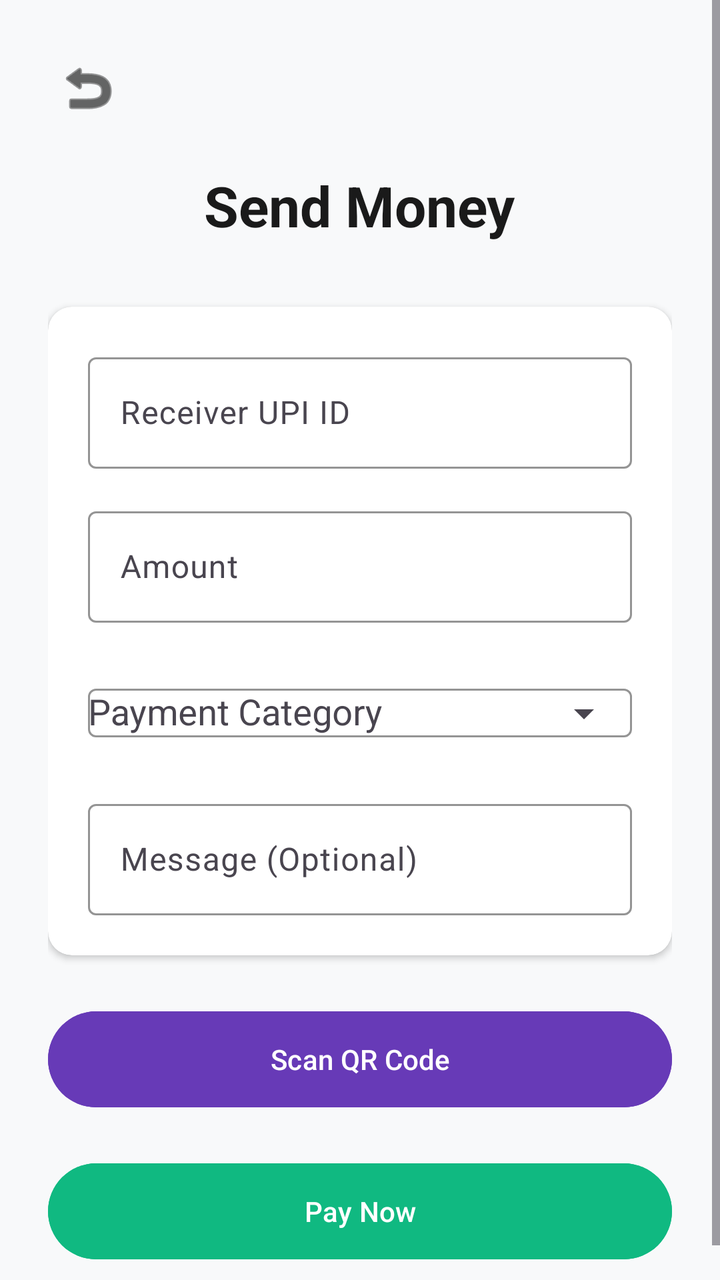
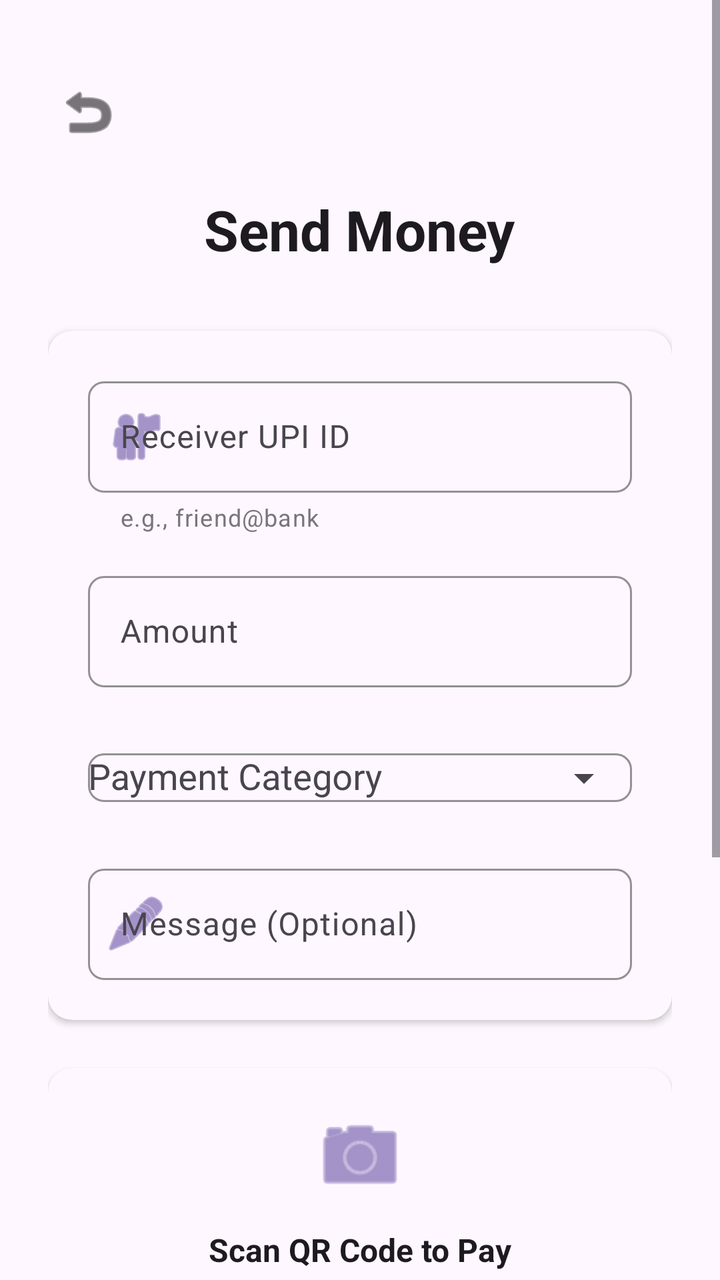

Before-and-after screenshots of an Android layout around one commit, followed by the original layout XML and the change that was made.
<!-- AndroidManifest.xml: application theme Theme.UPIApp -->
<!-- res/layout/activity_send_money.xml -->
<?xml version="1.0" encoding="utf-8"?>
<ScrollView xmlns:android="http://schemas.android.com/apk/res/android"
    xmlns:app="http://schemas.android.com/apk/res-auto"
    android:layout_width="match_parent"
    android:layout_height="match_parent"
    android:fillViewport="true"
    android:background="#F8F9FA">

    <LinearLayout
        android:layout_width="match_parent"
        android:layout_height="wrap_content"
        android:orientation="vertical"
        android:padding="24dp"
        android:gravity="center_horizontal">

        
        <ImageButton
            android:id="@+id/btn_back"
            android:layout_width="40dp"
            android:layout_height="40dp"
            android:src="@android:drawable/ic_menu_revert"
            android:background="?attr/selectableItemBackgroundBorderless"
            android:tint="@android:color/black"
            android:layout_gravity="start" />

        
        <TextView
            android:text="Send Money"
            android:textSize="28sp"
            android:textStyle="bold"
            android:textColor="#1A1A1A"
            android:layout_marginTop="20dp"
            android:layout_marginBottom="32dp"
            android:layout_width="wrap_content"
            android:layout_height="wrap_content" />

        
        <androidx.cardview.widget.CardView
            android:layout_width="match_parent"
            android:layout_height="wrap_content"
            android:layout_marginBottom="24dp"
            app:cardCornerRadius="12dp"
            app:cardElevation="2dp">

            <LinearLayout
                android:layout_width="match_parent"
                android:layout_height="wrap_content"
                android:orientation="vertical"
                android:padding="20dp">

                
                <com.google.android.material.textfield.TextInputLayout
                    android:hint="Receiver UPI ID"
                    app:boxBackgroundMode="outline"
                    app:boxStrokeColor="#673AB7"
                    android:layout_width="match_parent"
                    android:layout_height="wrap_content">

                    <com.google.android.material.textfield.TextInputEditText
                        android:id="@+id/edit_receiver_upi_id"
                        android:inputType="textEmailAddress"
                        android:layout_width="match_parent"
                        android:layout_height="wrap_content"/>
                </com.google.android.material.textfield.TextInputLayout>

                
                <com.google.android.material.textfield.TextInputLayout
                    android:hint="Amount"
                    android:layout_marginTop="16dp"
                    app:prefixText="₹ "
                    app:boxBackgroundMode="outline"
                    app:boxStrokeColor="#673AB7"
                    android:layout_width="match_parent"
                    android:layout_height="wrap_content">

                    <com.google.android.material.textfield.TextInputEditText
                        android:id="@+id/edit_amount"
                        android:inputType="numberDecimal"
                        android:layout_width="match_parent"
                        android:layout_height="wrap_content"/>
                </com.google.android.material.textfield.TextInputLayout>

                
                
                <com.google.android.material.textfield.TextInputLayout
                    android:id="@+id/layout_category"
                    android:layout_width="match_parent"
                    android:layout_height="wrap_content"
                    android:layout_marginTop="16dp"
                    android:hint="Payment Category"
                    app:boxBackgroundMode="outline"
                    app:boxStrokeColor="#673AB7"
                    app:endIconMode="dropdown_menu">

                    <com.google.android.material.textfield.MaterialAutoCompleteTextView
                        android:id="@+id/dropdown_category"
                        android:layout_width="match_parent"
                        android:layout_height="wrap_content"
                        android:inputType="none"
                        android:text=""
                        android:focusable="false" />
                </com.google.android.material.textfield.TextInputLayout>


                
                <com.google.android.material.textfield.TextInputLayout
                    android:hint="Message (Optional)"
                    android:layout_marginTop="16dp"
                    app:boxBackgroundMode="outline"
                    app:boxStrokeColor="#673AB7"
                    android:layout_width="match_parent"
                    android:layout_height="wrap_content">

                    <com.google.android.material.textfield.TextInputEditText
                        android:id="@+id/edit_message"
                        android:layout_width="match_parent"
                        android:layout_height="wrap_content"/>
                </com.google.android.material.textfield.TextInputLayout>

            </LinearLayout>
        </androidx.cardview.widget.CardView>

        
        <Button
            android:id="@+id/btn_scan_qr"
            android:text="Scan QR Code"
            android:layout_width="match_parent"
            android:layout_height="56dp"
            android:backgroundTint="#673AB7"
            android:textColor="@android:color/white"/>

        
        <Button
            android:id="@+id/btn_pay"
            android:text="Pay Now"
            android:layout_width="match_parent"
            android:layout_height="56dp"
            android:layout_marginTop="20dp"
            android:backgroundTint="#10B981"
            android:textColor="@android:color/white"/>

    </LinearLayout>
</ScrollView>
<!-- resources referenced by this layout -->
<resources>
  <style name="Theme.UPIApp" parent="Base.Theme.UPIApp" />
  <style name="Base.Theme.UPIApp" parent="Theme.Material3.DayNight.NoActionBar">
          
          
      </style>
</resources>

<!-- the commit's change to res/layout/activity_send_money.xml (unified diff, before → after) -->
@@ -4,7 +4,7 @@
     android:layout_width="match_parent"
     android:layout_height="match_parent"
     android:fillViewport="true"
-    android:background="#F8F9FA">
+    android:background="?android:attr/colorBackground">
 
     <LinearLayout
         android:layout_width="match_parent"
@@ -20,19 +20,21 @@
             android:layout_height="40dp"
             android:src="@android:drawable/ic_menu_revert"
             android:background="?attr/selectableItemBackgroundBorderless"
-            android:tint="@android:color/black"
-            android:layout_gravity="start" />
+            android:contentDescription="Back"
+            app:tint="?attr/colorOnSurface"
+            android:layout_gravity="start"
+            android:layout_marginTop="12dp" />
 
         
         <TextView
+            android:layout_width="wrap_content"
+            android:layout_height="wrap_content"
             android:text="Send Money"
             android:textSize="28sp"
             android:textStyle="bold"
-            android:textColor="#1A1A1A"
+            android:textColor="?attr/colorOnSurface"
             android:layout_marginTop="20dp"
-            android:layout_marginBottom="32dp"
-            android:layout_width="wrap_content"
-            android:layout_height="wrap_content" />
+            android:layout_marginBottom="32dp"/>
 
         
         <androidx.cardview.widget.CardView
@@ -40,7 +42,8 @@
             android:layout_height="wrap_content"
             android:layout_marginBottom="24dp"
             app:cardCornerRadius="12dp"
-            app:cardElevation="2dp">
+            app:cardElevation="2dp"
+            app:cardBackgroundColor="?attr/colorSurface">
 
             <LinearLayout
                 android:layout_width="match_parent"
@@ -50,94 +53,207 @@
 
                 
                 <com.google.android.material.textfield.TextInputLayout
+                    android:layout_width="match_parent"
+                    android:layout_height="wrap_content"
                     android:hint="Receiver UPI ID"
                     app:boxBackgroundMode="outline"
-                    app:boxStrokeColor="#673AB7"
-                    android:layout_width="match_parent"
-                    android:layout_height="wrap_content">
+                    app:boxCornerRadiusTopStart="8dp"
+                    app:boxCornerRadiusTopEnd="8dp"
+                    app:boxCornerRadiusBottomStart="8dp"
+                    app:boxCornerRadiusBottomEnd="8dp"
+                    app:boxStrokeColor="?attr/colorPrimary"
+                    app:startIconDrawable="@android:drawable/ic_menu_myplaces"
+                    app:startIconTint="?attr/colorPrimary"
+                    app:helperText="e.g., friend@bank"
+                    app:helperTextTextColor="?attr/colorOutline"
+                    android:layout_marginBottom="16dp">
 
                     <com.google.android.material.textfield.TextInputEditText
                         android:id="@+id/edit_receiver_upi_id"
+                        android:layout_width="match_parent"
+                        android:layout_height="wrap_content"
                         android:inputType="textEmailAddress"
-                        android:layout_width="match_parent"
-                        android:layout_height="wrap_content"/>
-                </com.google.android.material.textfield.TextInputLayout>
-
-                
-                <com.google.android.material.textfield.TextInputLayout
+                        android:textSize="16sp"
+                        android:textColor="?attr/colorOnSurface"/>
+                </com.google.android.material.textfield.TextInputLayout>
+
+                
+                <com.google.android.material.textfield.TextInputLayout
+                    android:layout_width="match_parent"
+                    android:layout_height="wrap_content"
+                    android:layout_marginBottom="16dp"
                     android:hint="Amount"
-                    android:layout_marginTop="16dp"
+                    app:boxBackgroundMode="outline"
+                    app:boxCornerRadiusBottomEnd="8dp"
+                    app:boxCornerRadiusBottomStart="8dp"
+                    app:boxCornerRadiusTopEnd="8dp"
+                    app:boxCornerRadiusTopStart="8dp"
+                    app:boxStrokeColor="?attr/colorPrimary"
                     app:prefixText="₹ "
-                    app:boxBackgroundMode="outline"
-                    app:boxStrokeColor="#673AB7"
-                    android:layout_width="match_parent"
-                    android:layout_height="wrap_content">
+                    app:prefixTextColor="?attr/colorOnSurface"
+                    app:startIconTint="?attr/colorPrimary">
 
                     <com.google.android.material.textfield.TextInputEditText
                         android:id="@+id/edit_amount"
+                        android:layout_width="match_parent"
+                        android:layout_height="wrap_content"
                         android:inputType="numberDecimal"
-                        android:layout_width="match_parent"
-                        android:layout_height="wrap_content"/>
-                </com.google.android.material.textfield.TextInputLayout>
-
-                
+                        android:textSize="16sp"
+                        android:textColor="?attr/colorOnSurface" />
+                </com.google.android.material.textfield.TextInputLayout>
+
                 
                 <com.google.android.material.textfield.TextInputLayout
                     android:id="@+id/layout_category"
                     android:layout_width="match_parent"
                     android:layout_height="wrap_content"
-                    android:layout_marginTop="16dp"
+                    android:layout_marginBottom="16dp"
                     android:hint="Payment Category"
                     app:boxBackgroundMode="outline"
-                    app:boxStrokeColor="#673AB7"
+                    app:boxCornerRadiusTopStart="8dp"
+                    app:boxCornerRadiusTopEnd="8dp"
+                    app:boxCornerRadiusBottomStart="8dp"
+                    app:boxCornerRadiusBottomEnd="8dp"
+                    app:boxStrokeColor="?attr/colorPrimary"
                     app:endIconMode="dropdown_menu">
 
                     <com.google.android.material.textfield.MaterialAutoCompleteTextView
                         android:id="@+id/dropdown_category"
                         android:layout_width="match_parent"
                         android:layout_height="wrap_content"
+                        android:focusable="false"
                         android:inputType="none"
                         android:text=""
-                        android:focusable="false" />
-                </com.google.android.material.textfield.TextInputLayout>
-
-
-                
-                <com.google.android.material.textfield.TextInputLayout
+                        android:textColor="?attr/colorOnSurface" />
+                </com.google.android.material.textfield.TextInputLayout>
+
+                
+                <com.google.android.material.textfield.TextInputLayout
+                    android:layout_width="match_parent"
+                    android:layout_height="wrap_content"
                     android:hint="Message (Optional)"
-                    android:layout_marginTop="16dp"
-                    app:boxBackgroundMode="outline"
-                    app:boxStrokeColor="#673AB7"
-                    android:layout_width="match_parent"
-                    android:layout_height="wrap_content">
+                    app:boxBackgroundMode="outline"
+                    app:boxCornerRadiusTopStart="8dp"
+                    app:boxCornerRadiusTopEnd="8dp"
+                    app:boxCornerRadiusBottomStart="8dp"
+                    app:boxCornerRadiusBottomEnd="8dp"
+                    app:boxStrokeColor="?attr/colorPrimary"
+                    app:startIconDrawable="@android:drawable/ic_menu_edit"
+                    app:startIconTint="?attr/colorPrimary">
 
                     <com.google.android.material.textfield.TextInputEditText
                         android:id="@+id/edit_message"
                         android:layout_width="match_parent"
-                        android:layout_height="wrap_content"/>
+                        android:layout_height="wrap_content"
+                        android:inputType="textCapSentences"
+                        android:textSize="16sp"
+                        android:maxLines="3"
+                        android:textColor="?attr/colorOnSurface"/>
                 </com.google.android.material.textfield.TextInputLayout>
 
             </LinearLayout>
         </androidx.cardview.widget.CardView>
 
         
-        <Button
-            android:id="@+id/btn_scan_qr"
-            android:text="Scan QR Code"
+        <androidx.cardview.widget.CardView
+            android:layout_width="match_parent"
+            android:layout_height="wrap_content"
+            android:layout_marginBottom="32dp"
+            app:cardCornerRadius="12dp"
+            app:cardElevation="2dp"
+            app:cardBackgroundColor="?attr/colorSurface">
+
+            <LinearLayout
+                android:layout_width="match_parent"
+                android:layout_height="wrap_content"
+                android:orientation="vertical"
+                android:padding="20dp"
+                android:gravity="center">
+
+                <ImageView
+                    android:layout_width="48dp"
+                    android:layout_height="48dp"
+                    android:src="@android:drawable/ic_menu_camera"
+                    app:tint="?attr/colorPrimary"
+                    android:layout_marginBottom="12dp"/>
+
+                <TextView
+                    android:layout_width="wrap_content"
+                    android:layout_height="wrap_content"
+                    android:text="Scan QR Code to Pay"
+                    android:textSize="16sp"
+                    android:textStyle="bold"
+                    android:textColor="?attr/colorOnSurface"
+                    android:layout_marginBottom="8dp"/>
+
+                <TextView
+                    android:layout_width="wrap_content"
+                    android:layout_height="wrap_content"
+                    android:text="Quickly scan a QR code for instant payment"
+                    android:textSize="14sp"
+                    android:textColor="?attr/colorOutline"
+                    android:gravity="center"
+                    android:layout_marginBottom="16dp"/>
+
+                <com.google.android.material.button.MaterialButton
+                    android:id="@+id/btn_scan_qr"
+                    android:layout_width="match_parent"
+                    android:layout_height="56dp"
+                    android:text="Scan QR Code"
+                    android:textSize="16sp"
+                    android:textStyle="bold"
+                    android:textAllCaps="false"
+                    app:cornerRadius="8dp"
+                    app:backgroundTint="?attr/colorPrimary"
+                    app:icon="@android:drawable/ic_menu_camera"
+                    app:iconTint="?attr/colorOnPrimary"
+                    style="@style/Widget.Material3.Button.OutlinedButton"
+                    app:strokeColor="?attr/colorPrimary"
+                    app:strokeWidth="2dp"/>
+            </LinearLayout>
+        </androidx.cardview.widget.CardView>
+
+        
+        <com.google.android.material.button.MaterialButton
+            android:id="@+id/btn_pay"
             android:layout_width="match_parent"
             android:layout_height="56dp"
-            android:backgroundTint="#673AB7"
-            android:textColor="@android:color/white"/>
-
-        
-        <Button
-            android:id="@+id/btn_pay"
             android:text="Pay Now"
-            android:layout_width="match_parent"
-            android:layout_height="56dp"
-            android:layout_marginTop="20dp"
-            android:backgroundTint="#10B981"
-            android:textColor="@android:color/white"/>
+            android:textSize="18sp"
+            android:textStyle="bold"
+            android:textAllCaps="false"
+            app:cornerRadius="8dp"
+            app:backgroundTint="#10B981"
+            app:icon="@android:drawable/ic_menu_send"
+            app:iconTint="@android:color/white"
+            android:elevation="4dp"/>
+
+        
+        <LinearLayout
+            android:layout_width="match_parent"
+            android:layout_height="wrap_content"
+            android:orientation="horizontal"
+            android:gravity="center"
+            android:layout_marginTop="24dp"
+            android:padding="16dp"
+            android:background="#FEF3C7">
+
+            <ImageView
+                android:layout_width="20dp"
+                android:layout_height="20dp"
+                android:src="@android:drawable/ic_secure"
+                app:tint="#F59E0B"
+                android:layout_marginEnd="8dp"/>
+
+            <TextView
+                android:layout_width="0dp"
+                android:layout_height="wrap_content"
+                android:layout_weight="1"
+                android:text="All transactions are fraud-checked and secure"
+                android:textSize="13sp"
+                android:textColor="#92400E"/>
+        </LinearLayout>
 
     </LinearLayout>
+
 </ScrollView>
